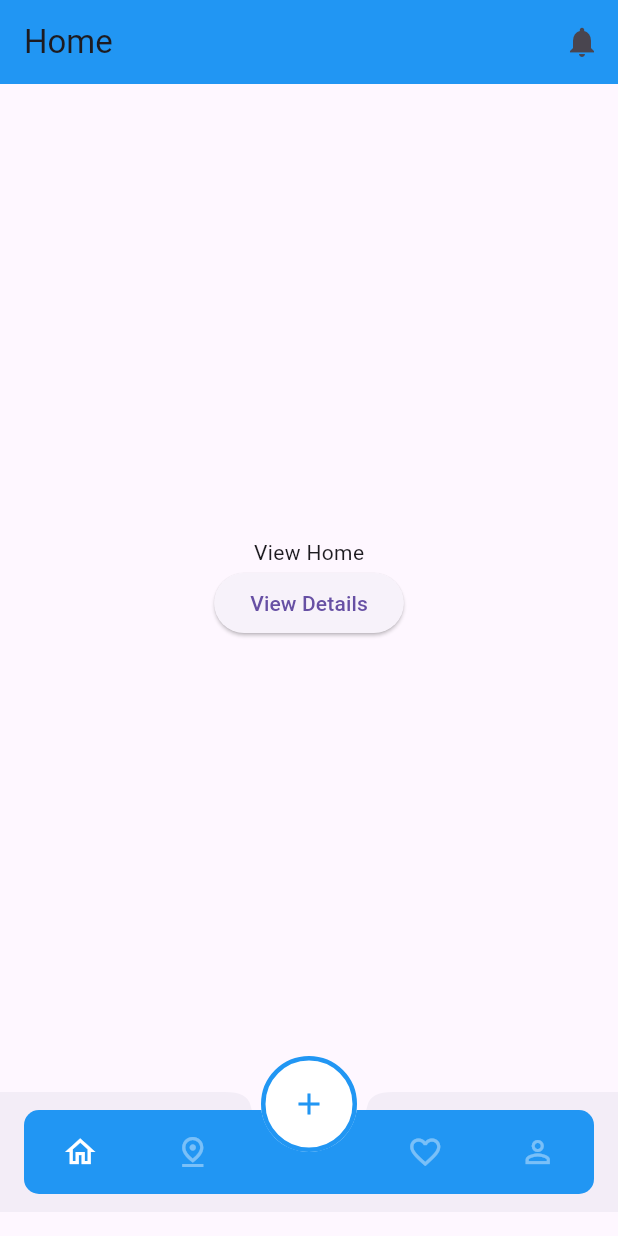
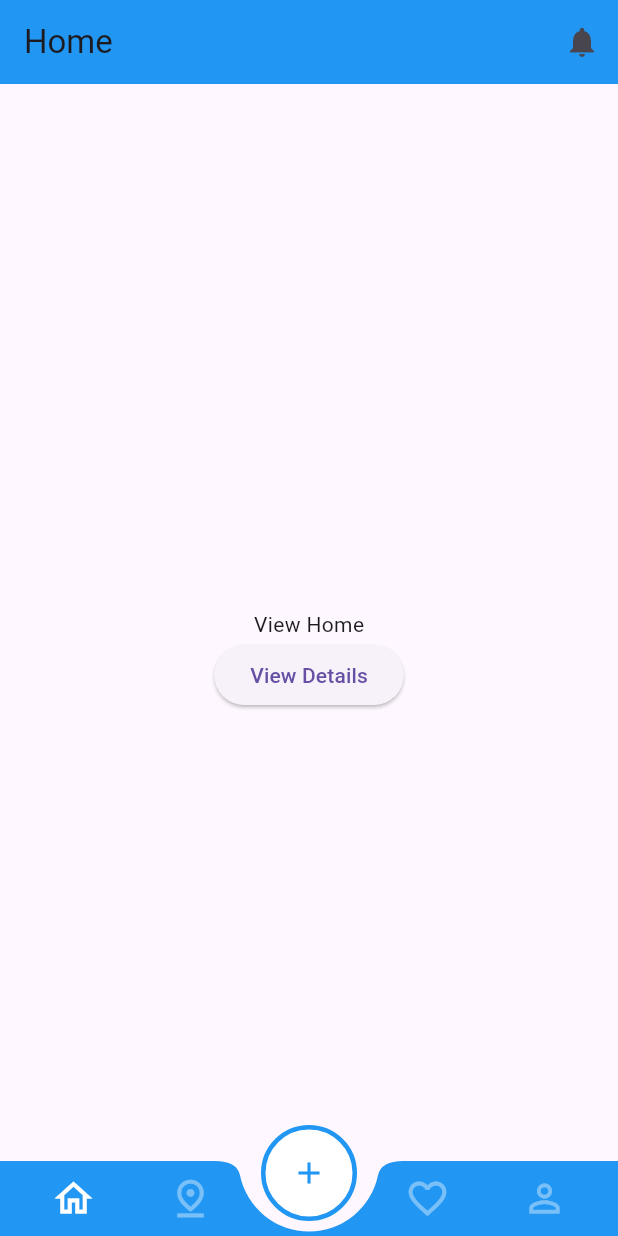
Before and after one commit to abhiroop43/flutter_restaurants_mobile_ui, a Flutter app: the screen it shows after launch, on a phone screen of 412 x 824 dp. Run offline on Flutter 3.47's test engine with Material 3 defaults, Android fonts, the phone set to English and light mode, and no system bars.

Commit message:
fix: fixed notched bottom nav bar

```diff
--- a/lib/main_screen.dart
+++ b/lib/main_screen.dart
@@ -74,6 +74,7 @@ class _MainScreenState extends State<MainScreen> {
                   ))
               .toList(),
         ),
+        extendBody: true,
         floatingActionButtonLocation: FloatingActionButtonLocation.centerDocked,
         floatingActionButton: Container(
           height: 64,
--- a/lib/nav_bar.dart
+++ b/lib/nav_bar.dart
@@ -1,5 +1,3 @@
-import 'dart:io';
-
 import 'package:flutter/material.dart';
 import 'package:restaurants_mobile_ui/main.dart';
 
@@ -11,20 +9,15 @@ class NavBar extends StatelessWidget {
 
   @override
   Widget build(BuildContext context) {
-    return Container(
-        padding: EdgeInsets.zero,
-        margin: EdgeInsets.only(
-            left: 0, right: 0, bottom: Platform.isAndroid ? 16 : 0),
-        child: BottomAppBar(
+    return BottomAppBar(
         elevation: 0.0,
-            shape: CircularNotchedRectangle(),
-            notchMargin: 8.0,
-            child: ClipRRect(
-                borderRadius: BorderRadius.circular(10),
-                child: Container(
-                    height: 60,
+        height: 50,
+        padding: const EdgeInsets.symmetric(horizontal: 10),
+        shape: const CircularNotchedRectangle(),
+        notchMargin: 15.0,
         color: primaryColor,
         child: Row(
+            mainAxisSize: MainAxisSize.max,
             mainAxisAlignment: MainAxisAlignment.spaceBetween,
             children: [
               navItem(Icons.home_outlined, pageIndex == 0,
@@ -36,16 +29,18 @@ class NavBar extends StatelessWidget {
                   onTap: () => onTap(2)),
               navItem(Icons.person_outline, pageIndex == 3,
                   onTap: () => onTap(3)),
-                      ],
-                    )))));
+            ]));
   }
 
   Widget navItem(IconData icon, bool selected, {Function()? onTap}) {
     return Expanded(
         child: InkWell(
       onTap: onTap,
-      child: Icon(icon,
-          color: selected ? Colors.white : Colors.white.withValues(alpha: 0.4)),
+      child: Icon(
+        icon,
+        color: selected ? Colors.white : Colors.white.withValues(alpha: 0.4),
+        size: 30.0,
+      ),
     ));
   }
 }
```
Lines whose indentation alone changed are shown as unchanged.
